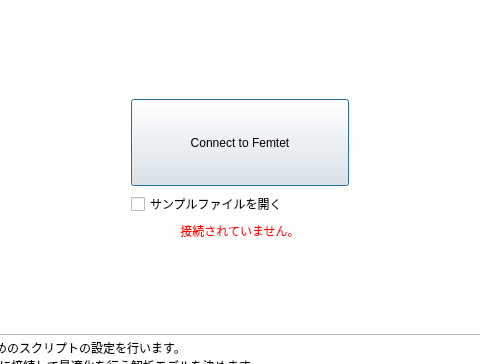
Above: pyfemtet_opt_gui/ui/wizard.ui from pyfemtet/pyfemtet-opt-gui before the change; both pictures show x 105 to 585 and y 0 to 364 of the 690 by 463 pixel window. Below: the same form after it.
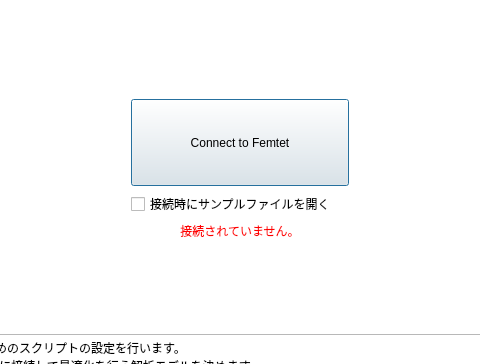
That is the form after the change. Icons and pictures are not drawn.

Commit message: Add link to Femtet help of variables

```diff
--- a/pyfemtet_opt_gui/ui/wizard.ui
+++ b/pyfemtet_opt_gui/ui/wizard.ui
@@ -142,7 +142,7 @@
     <item row="2" column="1">
      <widget class="QCheckBox" name="checkBox_openSampleFemprj">
       <property name="text">
-       <string>サンプルファイルを開く</string>
+       <string>接続時にサンプルファイルを開く</string>
       </property>
      </widget>
     </item>
```
Left out of the diff: 28 changed lines with no effect on the pictures. The commit also changes 2 other files.
